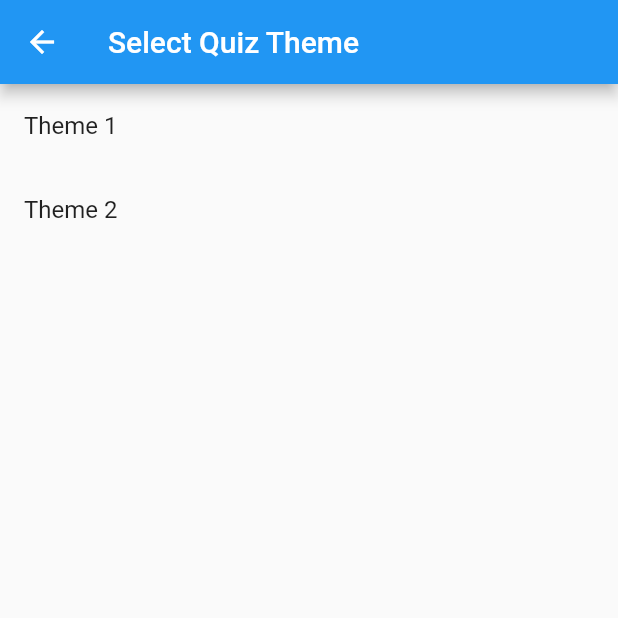
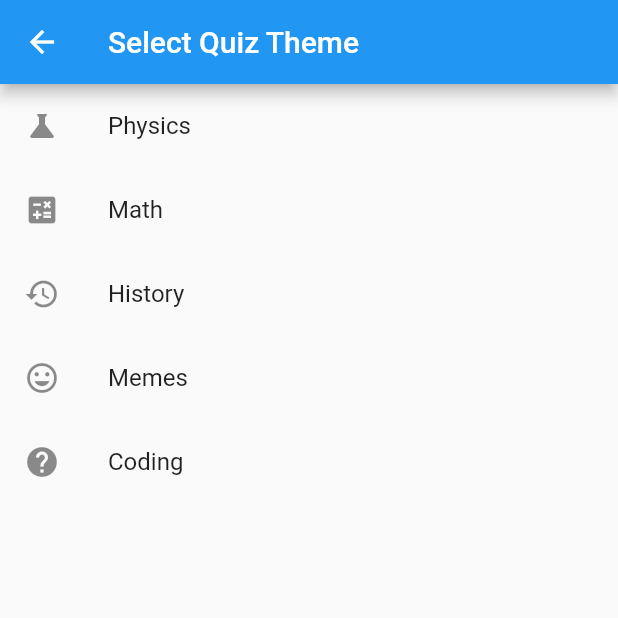
Before and after one commit to 0xleft/yasma, a Flutter app: the screen it shows after launch, after a tap on the "settings" icon, on a phone screen of 412 x 824 dp, the top half of it. Run offline on Flutter 3.47's test engine with Material 2 defaults, Android fonts, the light colour scheme and no system bars; network calls fail.

Commit message:
yeah finish

```diff
--- a/lib/data/QuizTheme.dart
+++ b/lib/data/QuizTheme.dart
@@ -1,11 +1,14 @@
 import 'package:flutter/material.dart';
-import 'package:provider/provider.dart';
 
 class QuizTheme extends ChangeNotifier {
   String themeName;
   Color primaryColor;
+  Icon icon;
 
-  QuizTheme({required this.themeName, required this.primaryColor});
+  QuizTheme(
+      {required this.themeName,
+      required this.primaryColor,
+      required this.icon});
 
   void setThemeName(String themeName) {
     this.themeName = themeName;
@@ -16,4 +19,9 @@ class QuizTheme extends ChangeNotifier {
     this.primaryColor = primaryColor;
     notifyListeners();
   }
+
+  void setIcon(Icon icon) {
+    this.icon = icon;
+    notifyListeners();
+  }
 }
--- a/lib/main.dart
+++ b/lib/main.dart
@@ -9,6 +9,7 @@ void main() {
       create: (context) => QuizTheme(
         themeName: 'Random',
         primaryColor: Colors.blue,
+        icon: const Icon(Icons.help),
       ),
       child: const MyApp(),
     ),
--- a/lib/quiz.dart
+++ b/lib/quiz.dart
@@ -1,5 +1,3 @@
-import 'dart:io';
-
 import 'package:flutter/material.dart';
 import 'package:provider/provider.dart';
 import 'package:yasma/data/Phase.dart';
@@ -18,8 +16,12 @@ class Quiz extends StatefulWidget {
 class _QuizState extends State<Quiz> {
   Question? question;
   int phase = Phase.loading;
+  bool loading = true;
 
   Future<void> fetchData() async {
+    setState(() {
+      loading = true;
+    });
     print(Provider.of<QuizTheme>(context, listen: false).themeName);
     final response = await http.get(Uri.parse(
         'https://pageup.lt/api/ai/generate_quiz_themed?theme=${Provider.of<QuizTheme>(context, listen: false).themeName}'));
@@ -28,6 +30,7 @@ class _QuizState extends State<Quiz> {
       setState(() {
         question = Question.fromJson(response.body);
         phase = Phase.showingQuestion;
+        loading = false;
       });
     } else {
       throw Exception('Failed to load data from the API');
@@ -58,7 +61,7 @@ class _QuizState extends State<Quiz> {
 
     // to refresh for new theme
     quizTheme.addListener(() {
-      if (phase == Phase.loading) {
+      if (loading) {
         return;
       }
       fetchData();
@@ -82,10 +85,15 @@ class _QuizState extends State<Quiz> {
         ],
       ),
       body: Center(
-        child: Center(
         child: Column(
           mainAxisAlignment: MainAxisAlignment.center,
           children: [
+            // loading indicator
+            if (loading)
+              Container(
+                margin: const EdgeInsets.only(bottom: 40),
+                child: const CircularProgressIndicator(),
+              ),
             Text(
               (phase == Phase.loading)
                   ? 'Loading...'
@@ -121,7 +129,6 @@ class _QuizState extends State<Quiz> {
           ],
         ),
       ),
-      ),
     );
   }
 }
--- a/lib/theme.dart
+++ b/lib/theme.dart
@@ -3,33 +3,53 @@ import 'package:provider/provider.dart';
 import 'package:yasma/data/QuizTheme.dart';
 
 class ThemeSelectionScreen extends StatelessWidget {
+  ThemeSelectionScreen({super.key});
+
+  final List<QuizTheme> themes = [
+    QuizTheme(
+        themeName: "Physics",
+        primaryColor: const Color.fromARGB(255, 45, 155, 246),
+        icon: const Icon(Icons.science)),
+    QuizTheme(
+        themeName: "Math",
+        primaryColor: Colors.cyan,
+        icon: const Icon(Icons.calculate)),
+    QuizTheme(
+        themeName: "History",
+        primaryColor: Colors.deepPurple,
+        icon: const Icon(Icons.history)),
+    QuizTheme(
+        themeName: "Memes",
+        primaryColor: Colors.orange,
+        icon: const Icon(Icons.mood)),
+    QuizTheme(
+        themeName: "Coding",
+        primaryColor: Colors.blue,
+        icon: const Icon(Icons.help)),
+  ];
+
   @override
   Widget build(BuildContext context) {
     final quizTheme = Provider.of<QuizTheme>(context, listen: false);
 
     return Scaffold(
       appBar: AppBar(
-        title: Text('Select Quiz Theme'),
+        title: const Text('Select Quiz Theme'),
       ),
       body: ListView(
-        children: [
-          ListTile(
-            title: Text('Theme 1'),
-            onTap: () {
-              quizTheme.setThemeName('Theme 1');
-              quizTheme.setPrimaryColor(Colors.red);
-              Navigator.of(context).pop();
-            },
-          ),
-          ListTile(
-            title: Text('Theme 2'),
-            onTap: () {
-              quizTheme.setThemeName('Theme 2');
-              quizTheme.setPrimaryColor(Colors.green);
-              Navigator.of(context).pop();
-            },
-          ),
-        ],
+        children: themes
+            .map(
+              (theme) => ListTile(
+                title: Text(theme.themeName),
+                leading: theme.icon,
+                onTap: () {
+                  quizTheme.setThemeName(theme.themeName);
+                  quizTheme.setPrimaryColor(theme.primaryColor);
+                  Navigator.pop(context);
+                },
+              ),
+            )
+            .toList(),
       ),
     );
   }
```
Lines whose indentation alone changed are shown as unchanged.
